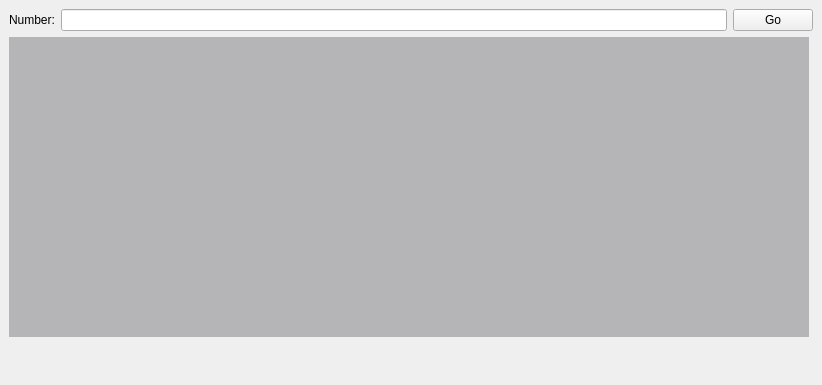
The window that GhostLeg/ghostleggenerator.ui (linx0911/QtExample) describes before a commit, drawn with Qt 5.
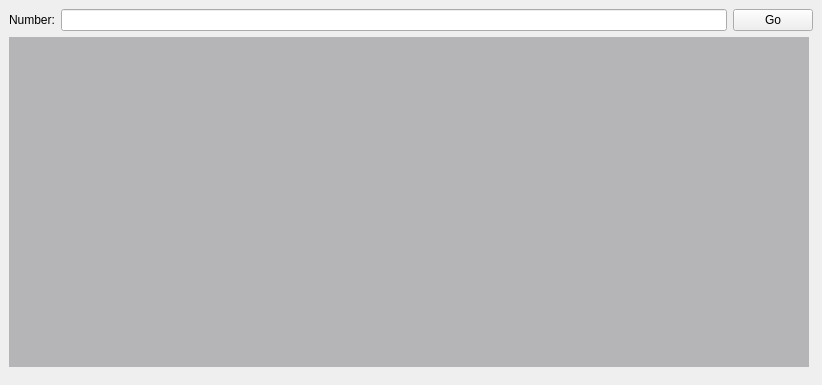
The same window after the commit.

Commit message: gen button with the specific number

Diff of the .ui file:
```diff
--- a/GhostLeg/ghostleggenerator.ui
+++ b/GhostLeg/ghostleggenerator.ui
@@ -51,7 +51,7 @@
           <property name="minimumSize">
            <size>
             <width>800</width>
-            <height>300</height>
+            <height>330</height>
            </size>
           </property>
           <property name="styleSheet">
```
The commit also changes 3 other files.
